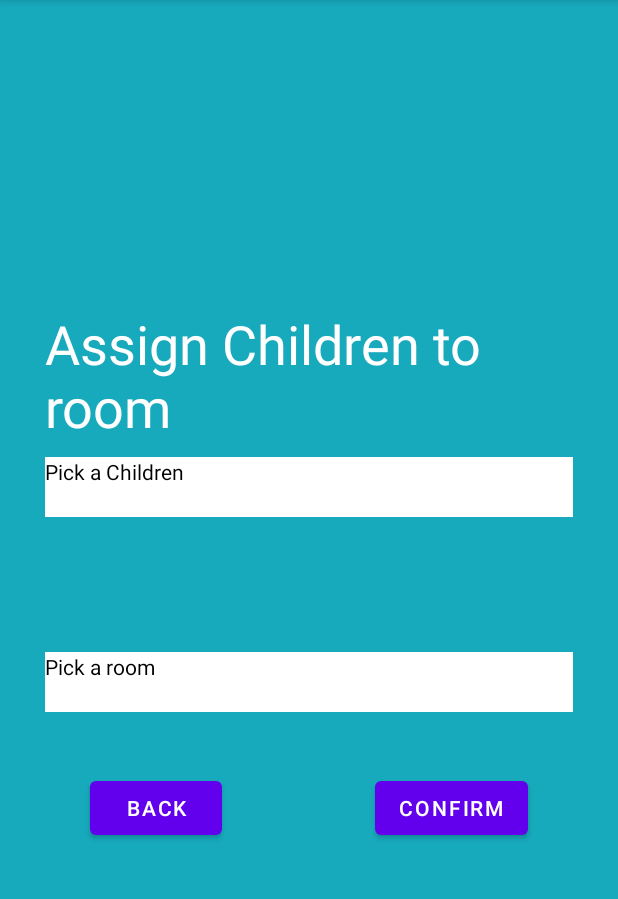
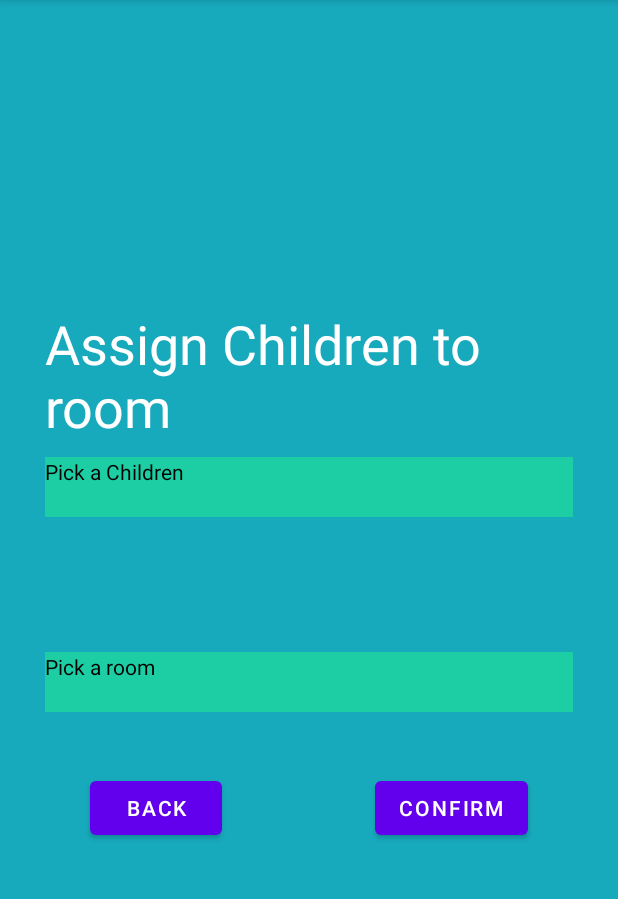
Before and after one commit to filipegoncalves9119/ProjetoPDM, an Android app: the AddChildRoomActivity screen opened directly, with no data from a screen before it, on a phone screen of 412 x 824 dp, the part 84-983 px from its top. Run offline under Robolectric (Android 15) with nearby library versions, the phone set to English and light mode, and no system bars; our stand-ins replace Firebase (no records; nobody signed in at launch, a user with empty details on screens opened directly).

Commit message:
Bug spiner addRom (resolvido)

```diff
--- a/MedicacaoCrianca/app/src/main/java/com/example/medicacaocrianca/activity/AddChildRoomActivity.java
+++ b/MedicacaoCrianca/app/src/main/java/com/example/medicacaocrianca/activity/AddChildRoomActivity.java
@@ -4,12 +4,14 @@ import androidx.annotation.NonNull;
 import androidx.appcompat.app.AppCompatActivity;
 
 import android.content.Intent;
+import android.graphics.Color;
 import android.os.Bundle;
 import android.view.View;
 import android.widget.AdapterView;
 import android.widget.ArrayAdapter;
 import android.widget.Button;
 import android.widget.Spinner;
+import android.widget.TextView;
 import android.widget.Toast;
 
 import com.example.medicacaocrianca.R;
@@ -116,6 +118,7 @@ public class AddChildRoomActivity extends AppCompatActivity implements AdapterVi
 
     @Override
     public void onItemSelected(AdapterView<?> parent, View view, int position, long id) {
+        ((TextView) view).setTextColor(Color.BLACK);
 
     }
 
--- a/MedicacaoCrianca/app/src/main/java/com/example/medicacaocrianca/activity/AddRoomActivity.java
+++ b/MedicacaoCrianca/app/src/main/java/com/example/medicacaocrianca/activity/AddRoomActivity.java
@@ -4,6 +4,7 @@ import androidx.annotation.NonNull;
 import androidx.appcompat.app.AppCompatActivity;
 
 import android.content.Intent;
+import android.graphics.Color;
 import android.os.Bundle;
 import android.view.View;
 import android.widget.AdapterView;
@@ -11,6 +12,7 @@ import android.widget.ArrayAdapter;
 import android.widget.Button;
 import android.widget.EditText;
 import android.widget.Spinner;
+import android.widget.TextView;
 import android.widget.Toast;
 
 import com.example.medicacaocrianca.R;
@@ -116,6 +118,7 @@ public class AddRoomActivity extends AppCompatActivity implements AdapterView.On
      */
     @Override
     public void onItemSelected(AdapterView<?> parent, View view, int position, long id) {
+        ((TextView) view).setTextColor(Color.BLACK);
 
     }
 
--- a/MedicacaoCrianca/app/src/main/res/layout/activity_add_child_room.xml
+++ b/MedicacaoCrianca/app/src/main/res/layout/activity_add_child_room.xml
@@ -23,7 +23,7 @@
         <TextView
             android:id="@+id/textView_name_id"
             android:layout_width="match_parent"
-            android:background="@color/white"
+            android:background="@color/card_color"
             android:textColor="@color/black"
             android:layout_height="40dp"
             android:text="@string/pickChildren"/>
@@ -42,7 +42,7 @@
         <TextView
             android:id="@+id/textView_room_id"
             android:layout_width="match_parent"
-            android:background="@color/white"
+            android:background="@color/card_color"
             android:textColor="@color/black"
             android:layout_height="40dp"
             android:layout_alignBottom="@+id/spinner_room_id"
```
